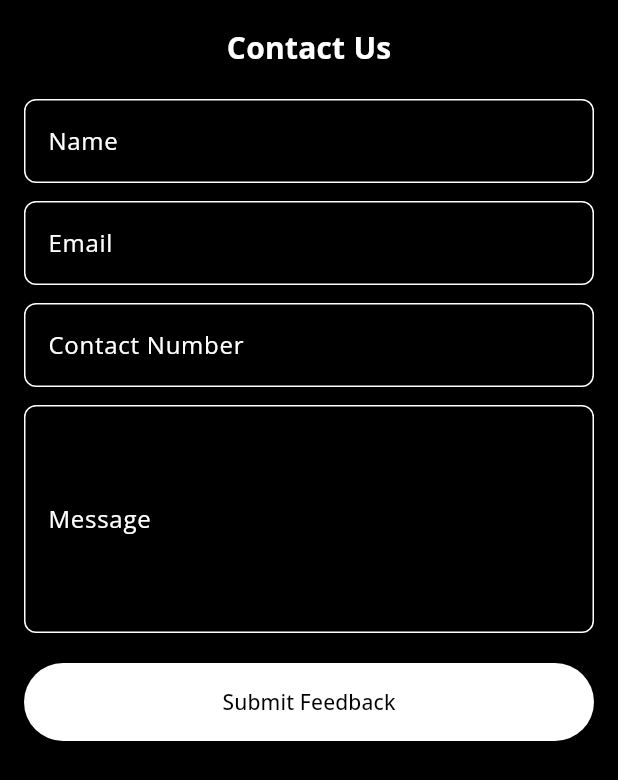
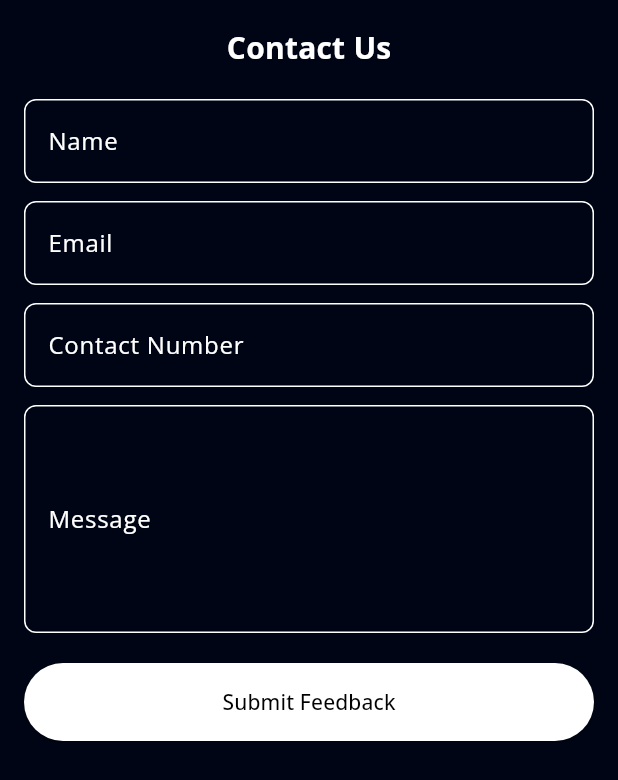
Before and after one commit to sagarkoju33/finalPortfilo, a Flutter app: the ContactUsForm screen opened directly, on a phone screen of 412 x 824 dp. Shown: the top 780 px of the screen. Run offline on Flutter 3.47's test engine with Material 3 defaults, Android fonts, the phone set to English and light mode, and no system bars; our stand-ins replace dio, flutter_svg, font_awesome_flutter, get, google_fonts, photo_view; missing offline and left inert: dart:html.

Commit message:
contact us bg change and education responsive change to crossacis on the talblet to 2

```diff
--- a/lib/view/certifications/education.dart
+++ b/lib/view/certifications/education.dart
@@ -27,7 +27,7 @@ class Education extends StatelessWidget {
               extraLargeScreen: CertificateGrid(crossAxisCount: 4, ratio: 2.2),
               largeMobile: CertificateGrid(crossAxisCount: 1),
               mobile: CertificateGrid(crossAxisCount: 1, ratio: 1.5),
-              tablet: CertificateGrid(crossAxisCount: 1, ratio: 2),
+              tablet: CertificateGrid(crossAxisCount: 2, ratio: 1.4),
             ),
           ),
         ],
--- a/lib/view/contact_us.dart
+++ b/lib/view/contact_us.dart
@@ -1,5 +1,6 @@
 import 'package:flutter/material.dart';
 import 'package:get/get.dart';
+import 'package:portfolio/res/constants.dart';
 import 'package:portfolio/view%20model/getx_controllers/portfolio_controller.dart';
 import 'package:portfolio/view/projects/components/title_text.dart';
 
@@ -70,7 +71,7 @@ class _ContactUsFormState extends State<ContactUsForm> {
   @override
   Widget build(BuildContext context) {
     return Scaffold(
-      backgroundColor: Colors.black, // You can change it if needed
+      backgroundColor: bgColor,
       body: Padding(
         padding: const EdgeInsets.all(16.0),
         child: Form(
```
